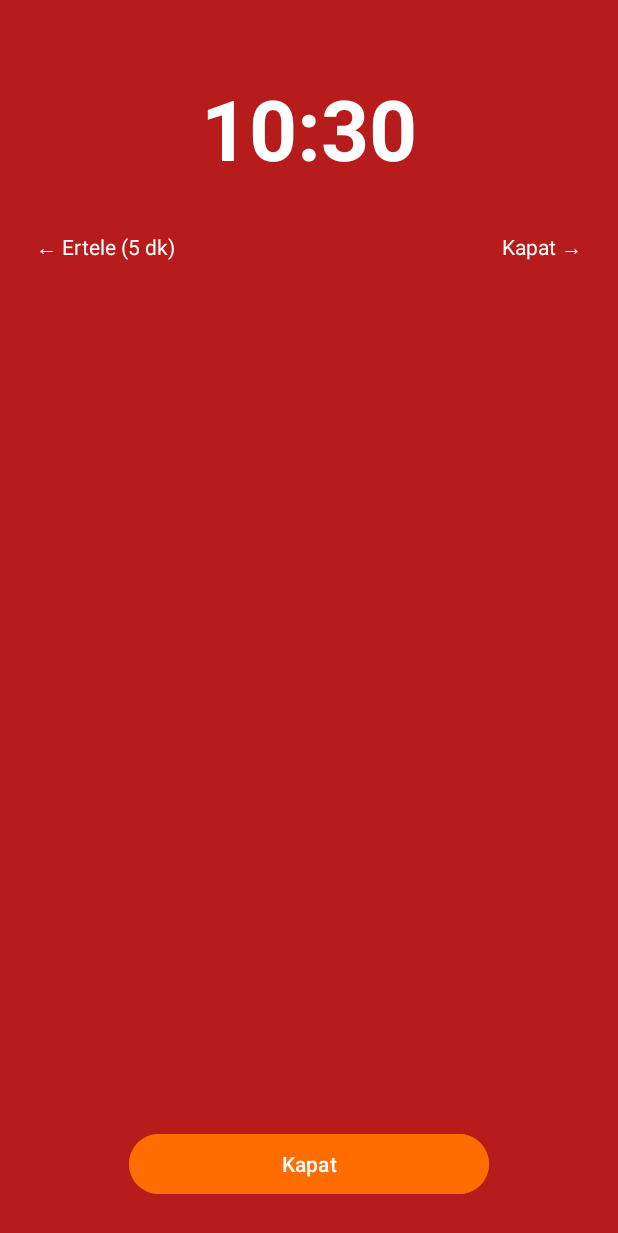
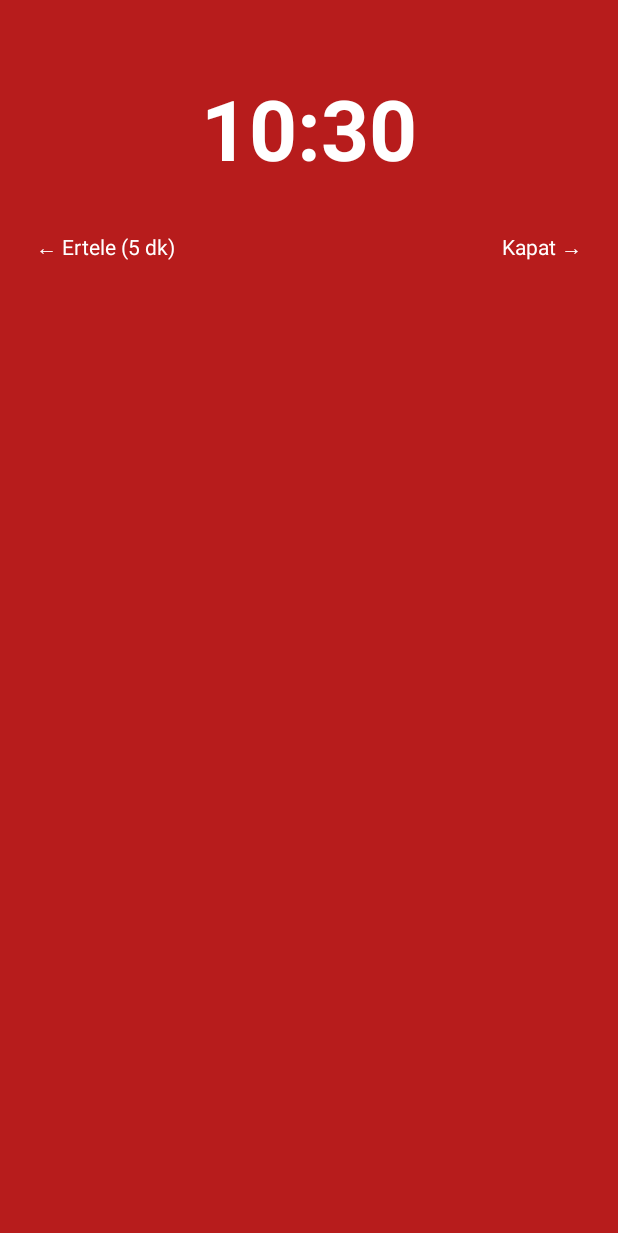
Before and after one commit to metehanyl/-alar-Saat-, an Android app: the AlarmRingActivity screen opened directly, with no data from a screen before it, on a phone screen of 412 x 824 dp. Shown: the top 1233 px of the screen. Run offline under Robolectric (Android 15) with nearby library versions, the phone set to English and light mode, and no system bars.

Commit message:
Fix alarm not showing when screen is off/locked; swipe-only dismiss
AlarmReceiver now launches AlarmRingActivity directly instead of relying
solely on the notification's full-screen intent, since Android 14 silently
revokes USE_FULL_SCREEN_INTENT for sideloaded apps and some OEMs block it
outright; the direct launch piggybacks on the background-activity-launch
exemption granted to AlarmManager.setAlarmClock() broadcasts. Also prompts
the user to grant full-screen-intent access via Settings when revoked, and
removes the redundant "Kapat" button from the ring screen so non-PIN alarms
are dismissed only by swiping right (left still snoozes).

Co-Authored-By: Claude Sonnet 4.6 <noreply@anthropic.com>
Claude-Session: https://claude.ai/code/session_01TpVWXHwbcxpCFmtVtohEra

```diff
--- a/app/src/main/java/com/metehanyl/calarsaat/ui/AlarmRingActivity.kt
+++ b/app/src/main/java/com/metehanyl/calarsaat/ui/AlarmRingActivity.kt
@@ -77,12 +77,9 @@ class AlarmRingActivity : AppCompatActivity() {
         pinHash = intent.getStringExtra(EXTRA_ALARM_PIN_HASH)
         if (requirePin && pinHash != null) {
             binding.layoutPinSection.visibility = android.view.View.VISIBLE
-            binding.buttonDismissPlain.visibility = android.view.View.GONE
             setupPinPad()
         } else {
             binding.layoutPinSection.visibility = android.view.View.GONE
-            binding.buttonDismissPlain.visibility = android.view.View.VISIBLE
-            binding.buttonDismissPlain.setOnClickListener { dismissAlarm() }
         }
         binding.textSwipeDismissHint.visibility =
             if (requirePin && pinHash != null) android.view.View.GONE else android.view.View.VISIBLE
--- a/app/src/main/res/layout/activity_alarm_ring.xml
+++ b/app/src/main/res/layout/activity_alarm_ring.xml
@@ -127,13 +127,4 @@
         </GridLayout>
     </LinearLayout>
 
-    <Button
-        android:id="@+id/buttonDismissPlain"
-        android:layout_width="240dp"
-        android:layout_height="wrap_content"
-        android:layout_marginTop="8dp"
-        android:backgroundTint="@color/accent"
-        android:text="@string/ring_dismiss_button"
-        android:visibility="gone" />
-
 </LinearLayout>
--- a/app/src/main/res/values/strings.xml
+++ b/app/src/main/res/values/strings.xml
@@ -33,7 +33,6 @@
 
     <string name="ring_dismiss_hint">Kapatmak için PIN\'i girin</string>
     <string name="ring_pin_wrong">Yanlış PIN</string>
-    <string name="ring_dismiss_button">Kapat</string>
     <string name="ring_swipe_dismiss_hint">Kapat →</string>
     <string name="ring_swipe_snooze_hint">← Ertele (5 dk)</string>
 
@@ -49,6 +48,8 @@
     <string name="battery_optimization_title">Pil optimizasyonunu kapatın</string>
     <string name="battery_optimization_message">Alarmların güç tasarrufu modunda da güvenilir şekilde çalması için bu uygulamayı pil optimizasyonundan hariç tutmanız önerilir.</string>
     <string name="battery_optimization_action">İzin Ver</string>
+    <string name="full_screen_intent_title">Tam ekran alarm izni</string>
+    <string name="full_screen_intent_message">Alarm çaldığında ekran kilitliyken alarmın görünmesi için bu uygulamaya tam ekran bildirim izni vermeniz gerekiyor.</string>
 
     <string name="sabah_namazi_title">Sabah Namazı</string>
     <string name="sabah_namazi_subtitle">İmsak vaktine göre otomatik 3 alarm kurar</string>
```
Also changed, not shown: app/src/main/java/com/metehanyl/calarsaat/alarm/AlarmReceiver.kt (+16 -1 lines), app/src/main/java/com/metehanyl/calarsaat/ui/MainActivity.kt (+25 -0 lines).
